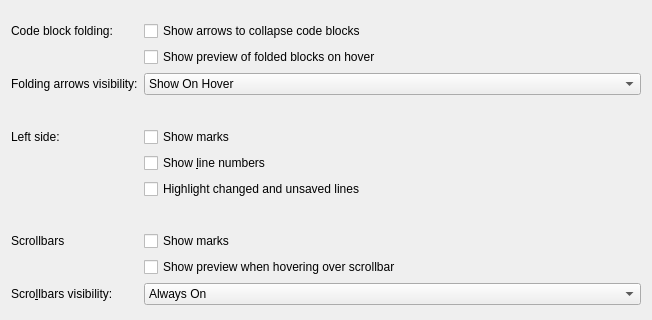
KDE/ktexteditor, file src/dialogs/bordersappearanceconfigwidget.ui: the form before one commit; both pictures show x 0 to 652 and y 0 to 320 of the 652 by 677 pixel window.
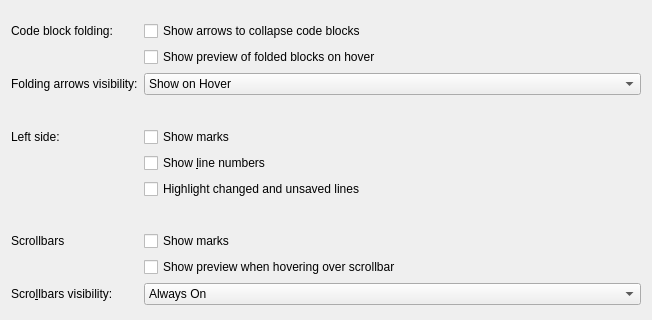
The form after the commit.

Commit message:
Add option to show folding markers on hover only
Folding markers are useful, but sometimes it leads to too much noise. As
such an option to show them on hover only leads to a more minimal and
cleaner experience.

Diff of the .ui file:
```diff
--- a/src/dialogs/bordersappearanceconfigwidget.ui
+++ b/src/dialogs/bordersappearanceconfigwidget.ui
@@ -300,7 +300,7 @@
       <widget class="QComboBox" name="cmbFoldingArrowVisiblity">
        <item>
         <property name="text">
-         <string>Show On Hover</string>
+         <string>Show on Hover</string>
         </property>
        </item>
        <item>
```
